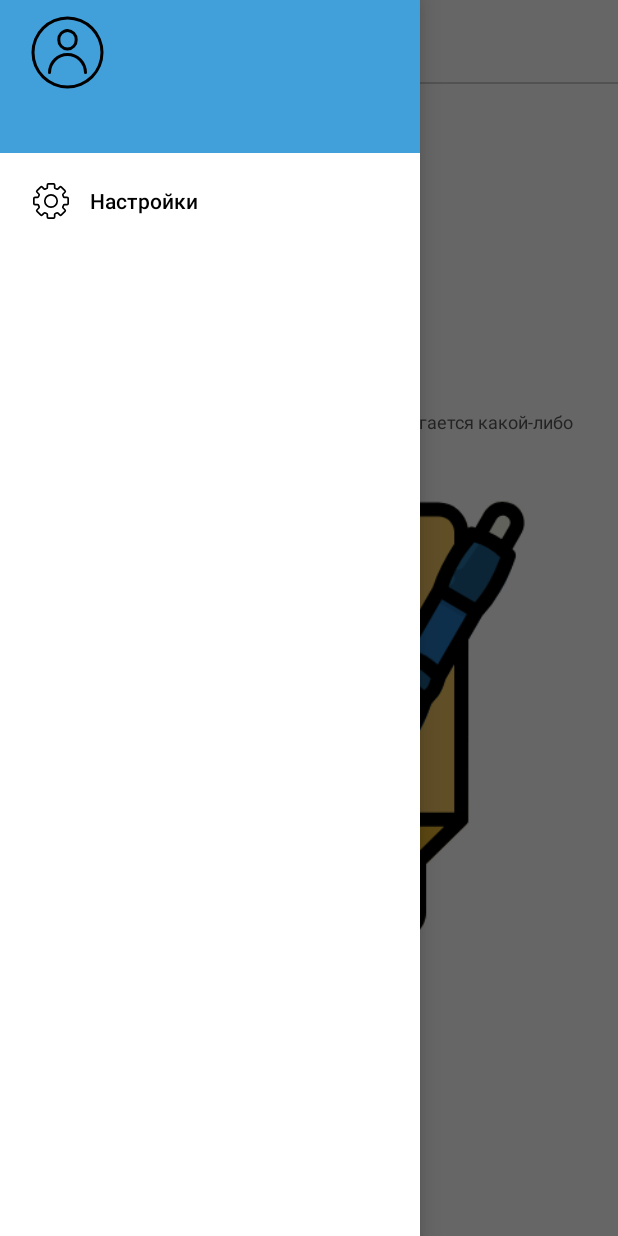
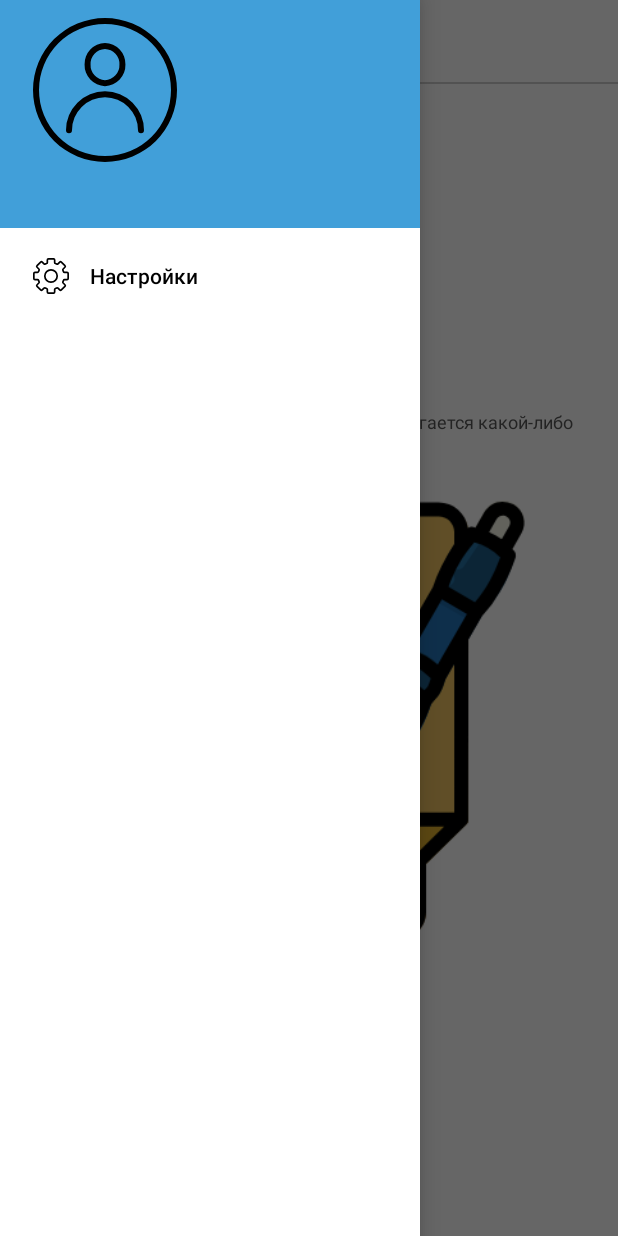
Before and after one commit to Killler68/TodoAndrey, an Android app: the fragment FeaturesScreenFragment placed in its activity, with the side drawer open, on a phone screen of 412 x 824 dp. Run offline under Robolectric (Android 15) with nearby library versions, the phone set to English and light mode, and no system bars; our stand-ins replace Dagger/Hilt's generated code, Room's generated code, Timber; libraries missing offline, so code that uses them is left out: com.github.terrakok.cicerone, com.mikepenz.fastadapter; 9 statements that could not run were skipped.

Commit message:
Create header drawer

```diff
--- a/app/src/main/java/com/example/myapplication/featuresscreen/FeaturesScreenFragment.kt
+++ b/app/src/main/java/com/example/myapplication/featuresscreen/FeaturesScreenFragment.kt
@@ -6,6 +6,7 @@ import android.view.View
 import android.view.ViewGroup
 import androidx.activity.OnBackPressedCallback
 import androidx.core.os.bundleOf
+import androidx.core.view.GravityCompat
 import androidx.fragment.app.Fragment
 import androidx.fragment.app.viewModels
 import com.example.myapplication.common.flow.launchWhenViewStarted
@@ -13,6 +14,7 @@ import com.example.myapplication.common.fragment.getViewModelFactory
 import com.example.myapplication.common.repository.User
 import com.example.myapplication.common.string.USER_ID_KEY
 import com.example.myapplication.databinding.FragmentFeaturesScreenBinding
+import com.example.myapplication.databinding.HeaderDrawerBinding
 import com.example.myapplication.featuresscreen.pager.adapter.FeaturesAdapter
 import com.example.myapplication.featuresscreen.pager.model.FeaturesData
 import com.example.myapplication.featuresscreen.viewmodel.FeaturesScreenViewModel
@@ -49,6 +51,7 @@ class FeaturesScreenFragment : Fragment() {
     private fun setupObservables() {
         launchWhenViewStarted {
             viewModel.user.observe(::onDataLoadedUser)
+            viewModel.user.observe(::setupDrawer)
             viewModel.features.observe(::setOnBoardingFeaturesItems)
         }
     }
@@ -63,7 +66,7 @@ class FeaturesScreenFragment : Fragment() {
 
     private fun setupListeners() {
         binding.menu.setOnClickListener {
-            viewModel.navigateToProfile(userId)
+
         }
 //        binding.btnDelete.setOnClickListener {
 //            viewModel.removeUser(userId)
@@ -72,6 +75,20 @@ class FeaturesScreenFragment : Fragment() {
 //            viewModel.exit()
 //        }
     }
+
+    private fun setupDrawer(user: User) {
+        val header = binding.navView.getHeaderView(0)
+        val bindDrawer = HeaderDrawerBinding.bind(header)
+        bindDrawer.nicknameHeader.text = user.name
+
+        bindDrawer.imageHeader.setOnClickListener {
+            viewModel.navigateToProfile(userId)
+        }
+        binding.menu.setOnClickListener {
+            binding.featuresScreenDrawer.openDrawer(GravityCompat.START)
+        }
+    }
+
 
     private fun onBackPressedFinishActivity() {
         requireActivity().onBackPressedDispatcher.addCallback(
--- a/app/src/main/res/layout/fragment_features_screen.xml
+++ b/app/src/main/res/layout/fragment_features_screen.xml
@@ -4,6 +4,7 @@
     xmlns:tools="http://schemas.android.com/tools"
     android:layout_width="match_parent"
     android:layout_height="match_parent"
+    android:id="@+id/features_screen_drawer"
     tools:context=".featuresscreen.FeaturesScreenFragment">
 
     <androidx.constraintlayout.widget.ConstraintLayout
--- a/app/src/main/res/layout/header_drawer.xml
+++ b/app/src/main/res/layout/header_drawer.xml
@@ -1,15 +1,15 @@
 <?xml version="1.0" encoding="utf-8"?>
 <androidx.constraintlayout.widget.ConstraintLayout xmlns:android="http://schemas.android.com/apk/res/android"
     xmlns:app="http://schemas.android.com/apk/res-auto"
+    xmlns:tools="http://schemas.android.com/tools"
     android:layout_width="match_parent"
     android:layout_height="wrap_content"
-    xmlns:tools="http://schemas.android.com/tools"
     android:background="?attr/primary">
 
     <ImageView
         android:id="@+id/image_header"
-        android:layout_width="0dp"
-        android:layout_height="wrap_content"
+        android:layout_width="100dp"
+        android:layout_height="100dp"
         android:layout_marginStart="@dimen/primary_horizontal_margin"
         android:layout_marginTop="@dimen/primary_top_margin"
         app:layout_constraintStart_toStartOf="parent"
@@ -23,11 +23,11 @@
         android:layout_marginStart="@dimen/primary_horizontal_margin"
         android:layout_marginTop="@dimen/primary_top_margin"
         android:layout_marginBottom="@dimen/primary_top_margin"
-        tools:text="Nickname"
         android:textColor="?attr/accent_text"
         android:textSize="@dimen/primary_size"
         app:layout_constraintBottom_toBottomOf="parent"
         app:layout_constraintStart_toStartOf="parent"
-        app:layout_constraintTop_toBottomOf="@+id/image_header" />
+        app:layout_constraintTop_toBottomOf="@+id/image_header"
+        tools:text="Nickname" />
 
 </androidx.constraintlayout.widget.ConstraintLayout>
```
